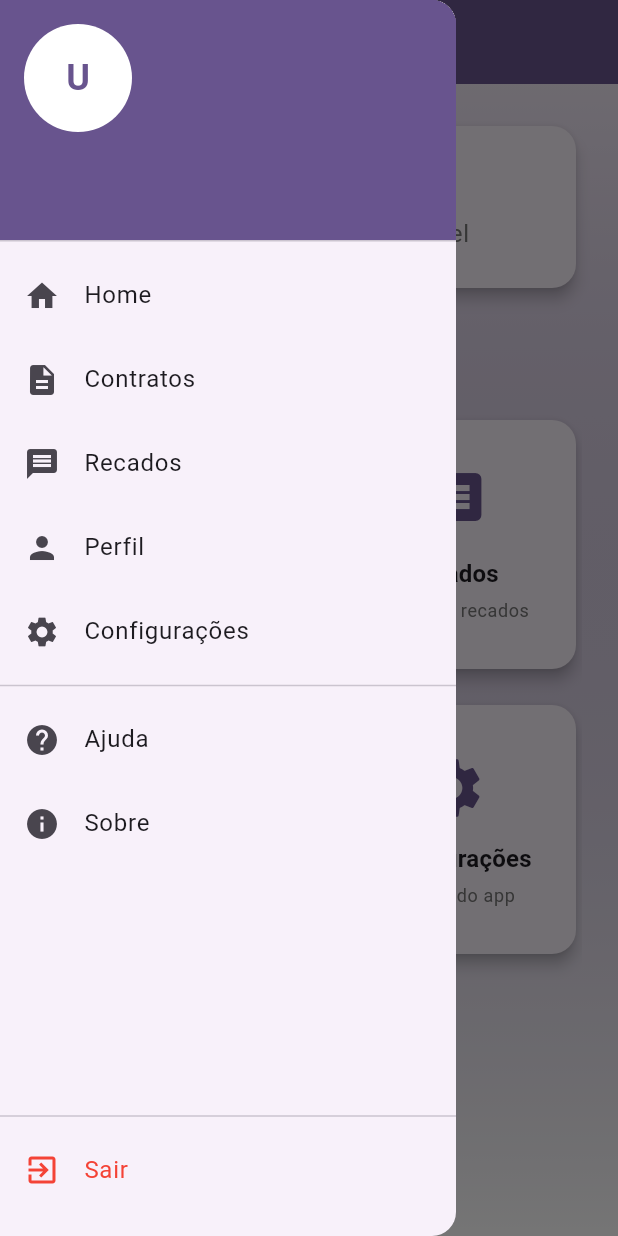
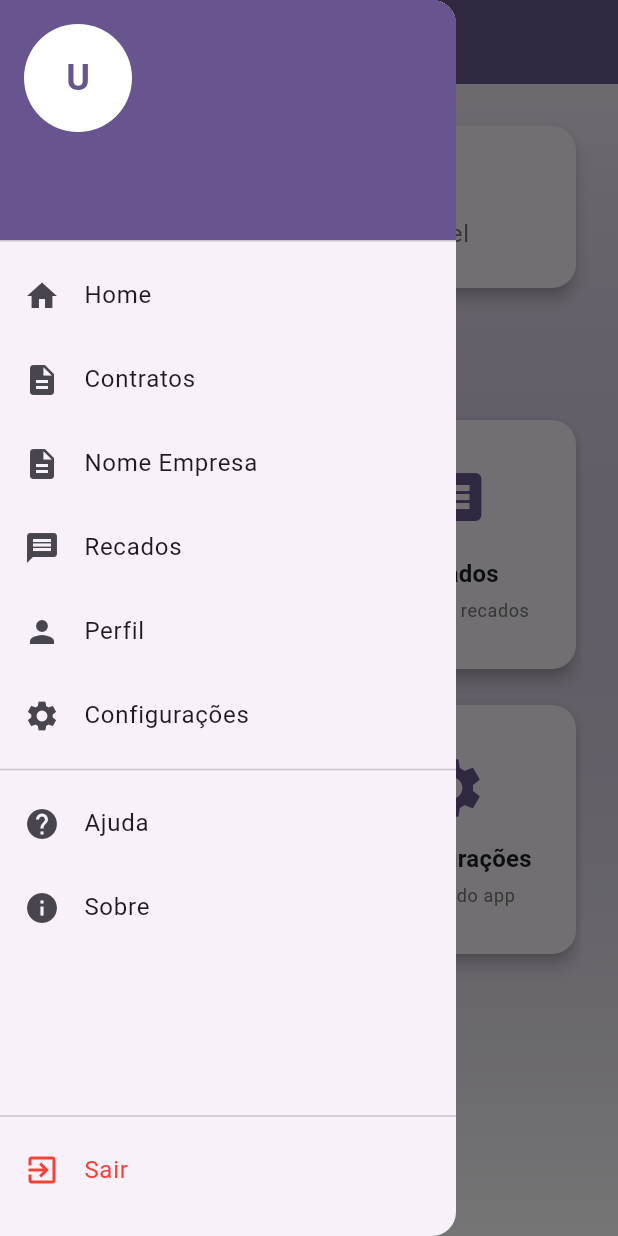
Before and after one commit to DDM-PONG-3ES/3-trimestre-projeto-api, a Flutter app: the HomeTela screen opened by its route, with the side drawer open, on a phone screen of 412 x 824 dp. Run offline on Flutter 3.47's test engine with Material 3 defaults, Android fonts, the phone set to English and light mode, and no system bars; our stand-ins replace shared_preferences, sqflite, sqflite_common_ffi; accounts and stored records are empty.

Commit message:
feat(nome): crud nome empresa

```diff
--- a/desafio/lib/app/telas/home_tela.dart
+++ b/desafio/lib/app/telas/home_tela.dart
@@ -288,6 +288,14 @@ class _CustomDrawer extends StatelessWidget {
                       },
                     ),
                     ListTile(
+                      leading: const Icon(Icons.description),
+                      title: const Text('Nome Empresa'),
+                      onTap: () {
+                        Navigator.pop(context);
+                        Navigator.of(context).pushNamed('/nomeEmpresa');
+                      },
+                    ),
+                    ListTile(
                       leading: const Icon(Icons.message),
                       title: const Text('Recados'),
                       onTap: () {
```
Also changed, not shown: desafio/lib/modelo/entidades/capitaoSocial/capitalSocial.dart (added).
